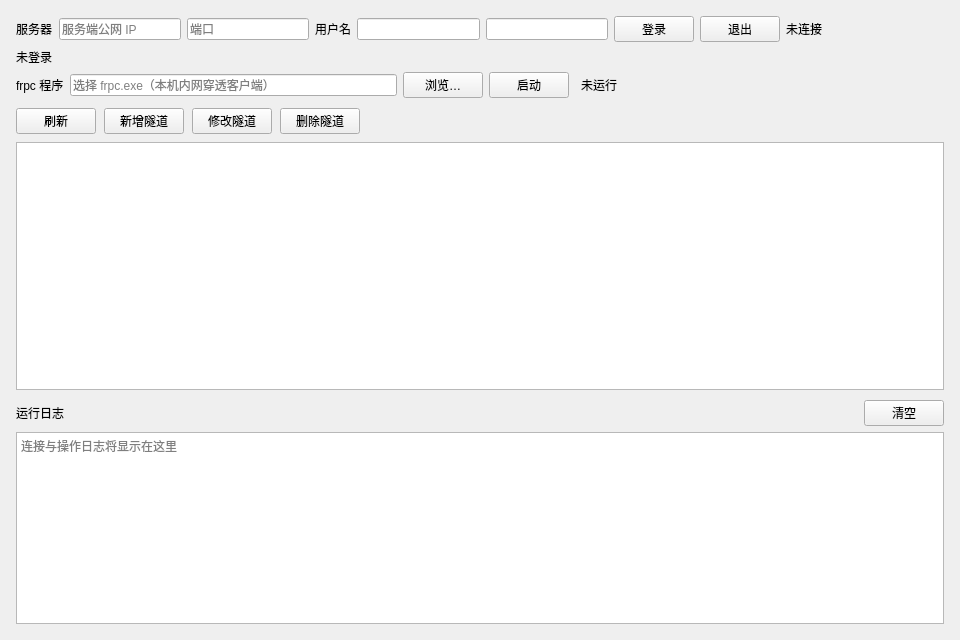
Above: src/ClientTunnelPage.ui from CCA8798/SimpleFrpPanel before the change. Below: the same form after it.
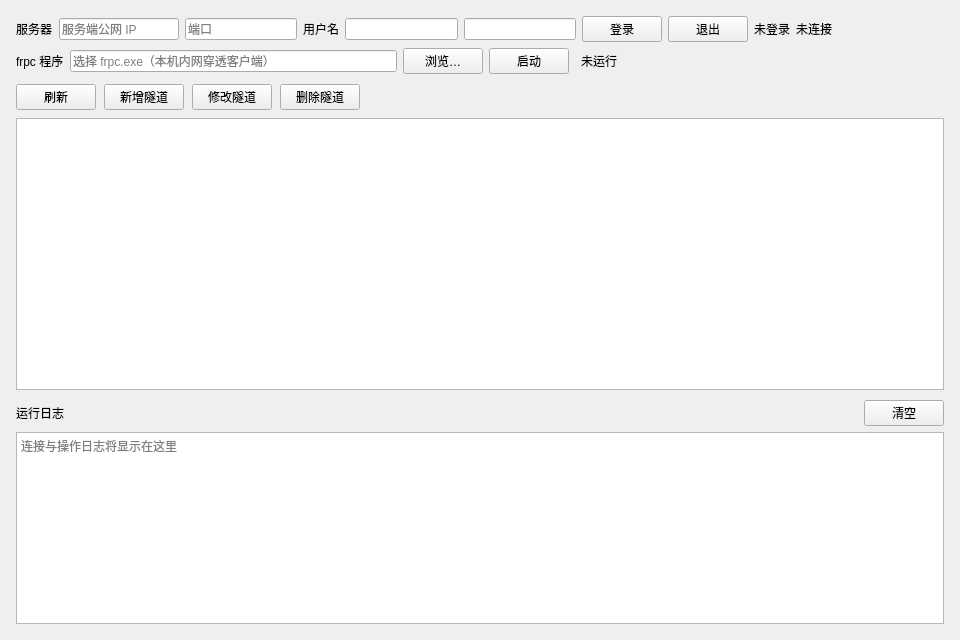
That is the form after the change. Custom widgets are drawn as their Qt base class.

```diff
--- a/src/ClientTunnelPage.ui
+++ b/src/ClientTunnelPage.ui
@@ -129,6 +129,19 @@
           </property>
          </widget>
         </item>
+        <item>
+         <widget class="ElaText" name="quotaLabel">
+          <property name="sizePolicy">
+           <sizepolicy hsizetype="Fixed" vsizetype="Preferred">
+            <horstretch>0</horstretch>
+            <verstretch>0</verstretch>
+           </sizepolicy>
+          </property>
+          <property name="text">
+           <string>未登录</string>
+          </property>
+         </widget>
+        </item>
         <item>
          <widget class="ElaText" name="connStatusLabel">
           <property name="sizePolicy">
@@ -157,13 +170,6 @@
         </item>
        </layout>
       </item>
-      <item>
-       <widget class="ElaText" name="quotaLabel">
-        <property name="text">
-         <string>未登录</string>
-        </property>
-       </widget>
-      </item>
       <item>
        <layout class="QHBoxLayout" name="frpcRow">
         <item>
```
